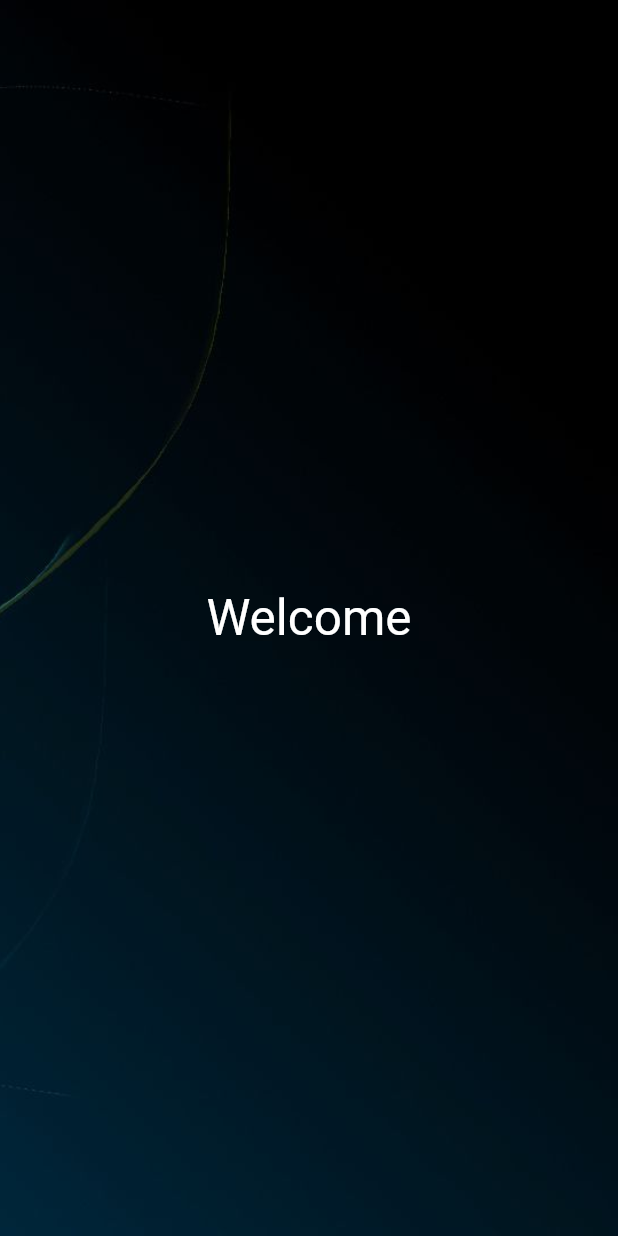
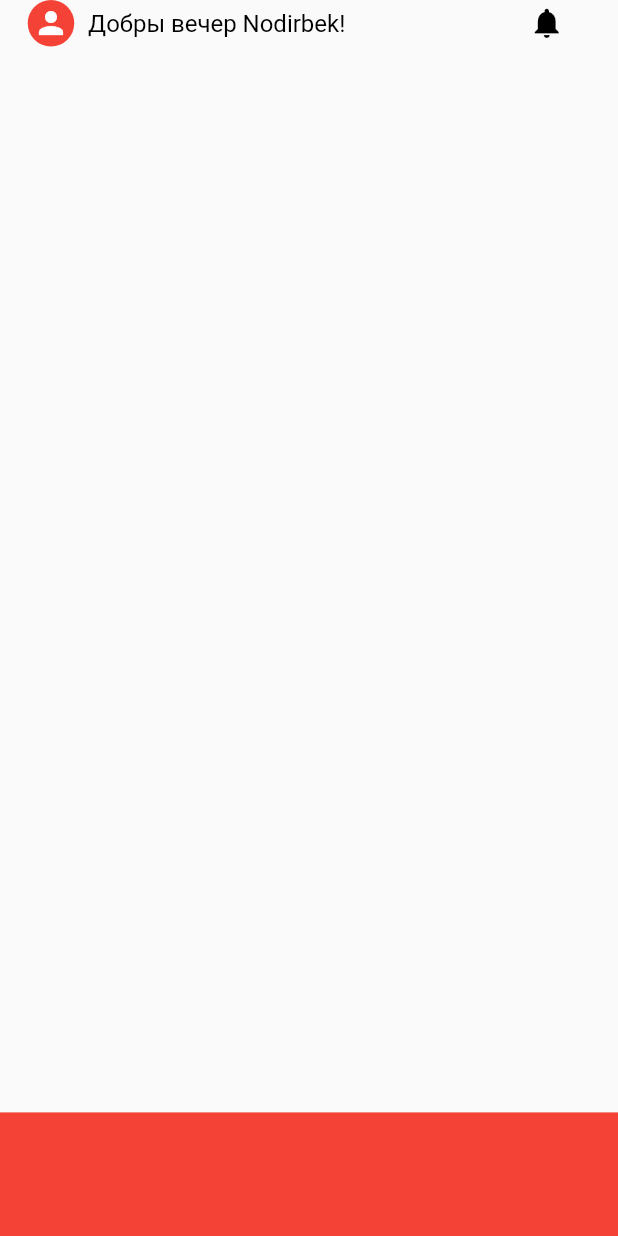
Before and after one commit to NodirbekRasuljonov/loginPage, a Flutter app: the first screen one second after launch, on a phone screen of 412 x 824 dp. Run offline on Flutter 3.47's test engine with Material 2 defaults, Android fonts, the phone set to English and light mode, and no system bars; our stand-ins replace simple_icons.

```diff
--- a/lib/main.dart
+++ b/lib/main.dart
@@ -1,5 +1,6 @@
 import 'package:flutter/material.dart';
 import 'package:login_page/routes/my_routes.dart';
+import 'package:login_page/screens/home.dart';
 
 void main(List<String> args) {
   runApp(const MyApp());
@@ -13,8 +14,9 @@ class MyApp extends StatelessWidget {
     return MaterialApp(
       debugShowCheckedModeBanner: false,
       theme: ThemeData.light(),
-      onGenerateRoute: MyRoutes().onGenerateRoute,
-      initialRoute: './',
+      // onGenerateRoute: MyRoutes().onGenerateRoute,
+      // initialRoute: './',
+      home:const HomePage(),
     );
   }
 }
--- a/lib/screens/home.dart
+++ b/lib/screens/home.dart
@@ -0,0 +1,72 @@
+import 'package:flutter/material.dart';
+import 'package:login_page/core/constants/const.dart';
+
+class HomePage extends StatefulWidget {
+  const HomePage({Key? key}) : super(key: key);
+
+  @override
+  _HomePageState createState() => _HomePageState();
+}
+
+class _HomePageState extends State<HomePage> {
+  @override
+  Widget build(BuildContext context) {
+    return Scaffold(
+        body: SafeArea(
+      child: Column(
+        children: [
+          Expanded(
+            flex: 9,
+            child: Container(
+              margin: EdgeInsets.symmetric(horizontal: 17.0),
+              height: 91,
+              width: 375,
+              child: CustomScrollView(
+                slivers: [
+                  SliverToBoxAdapter(
+                    child: Row(
+                      children: [
+                       Container(
+                         child:const Icon(
+                           Icons.person,
+                           color: Colors.white,
+                         ),
+                         height: 31.0,
+                         width: 30.99,
+                         alignment: Alignment.center,
+                         decoration: BoxDecoration(
+                           color: ColorConst.kPrimaryColor,
+                           borderRadius: BorderRadius.circular(25.0)
+                         ),
+                       ),
+                        Container(
+                          alignment: Alignment.center,
+                          height: 31.0,
+                          width: 190.0,
+                          child: Text('Добры вечер Nodirbek!',style: TextStyle(color: ColorConst.textColor,fontSize: FontConst.Medium),),
+                        ),
+                        Container(
+                          alignment: Alignment.centerRight,
+                          height: 31.0,
+                          width: 137.0,
+                          child:const Icon(Icons.notifications,color: Colors.black,),
+                        ),
+                      ],
+                    ),
+                  )
+                ],
+              ),
+            ),
+          ),
+          Expanded(
+              flex: 1,
+              child: Container(
+                height: 91,
+                width: double.infinity,
+                color: Colors.red,
+              ))
+        ],
+      ),
+    ));
+  }
+}
--- a/pubspec.yaml
+++ b/pubspec.yaml
@@ -36,6 +36,7 @@ dependencies:
   cupertino_icons: ^1.0.2
   cached_network_image: ^3.2.0
   simple_icons: ^6.1.0
+  badges: ^2.0.2
 
 dev_dependencies:
   flutter_test:
```
Also changed, not shown: pubspec.lock.
